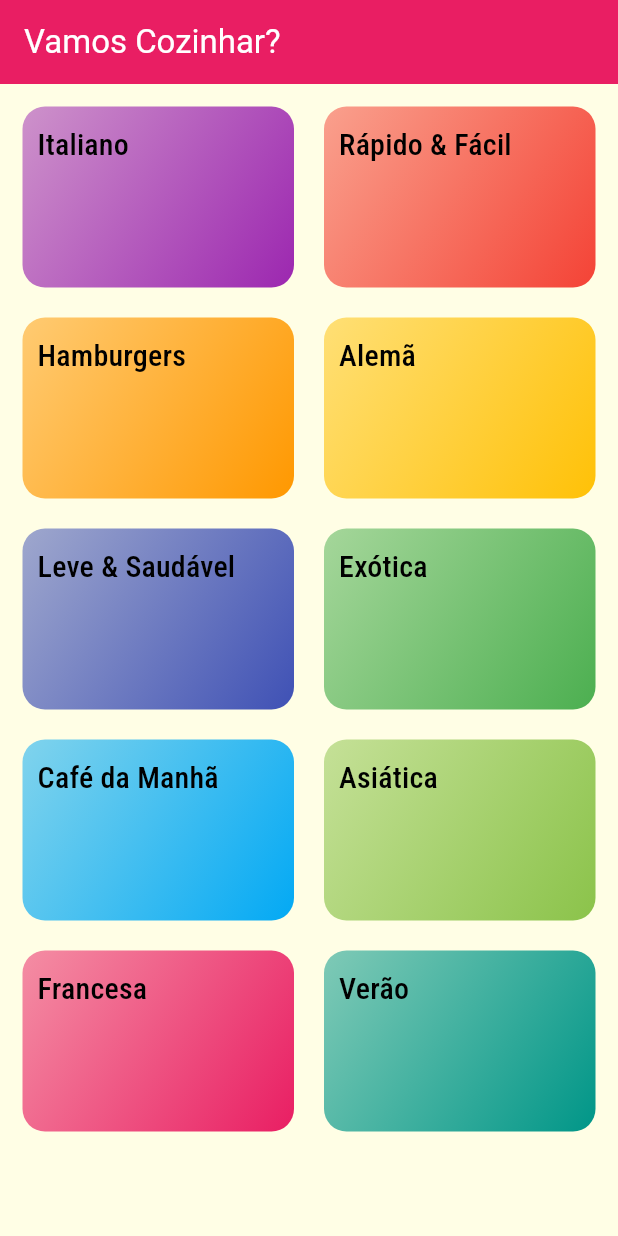
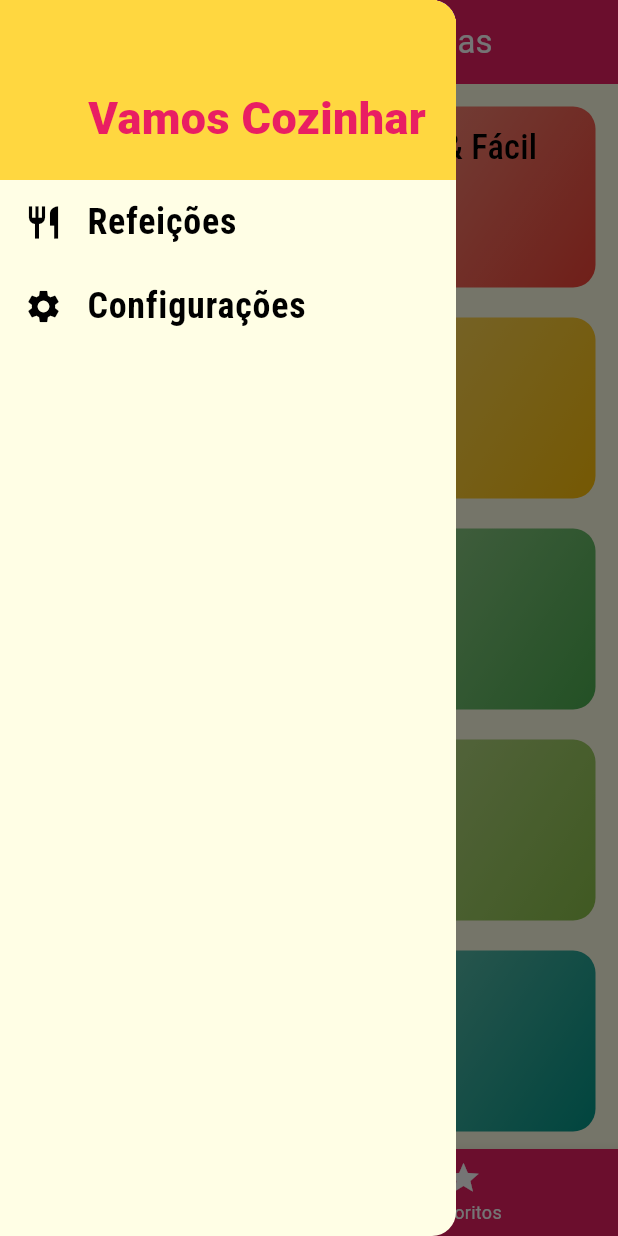
Before and after one commit to jGabrielrc98/foods, a Flutter app: the screen it shows after launch, with the side drawer open (before the commit the screen has no drawer), on a phone screen of 412 x 824 dp. Run offline on Flutter 3.47's test engine with Material 3 defaults, Android fonts, the phone set to English and light mode, and no system bars.

Commit message:
Novas implementações e diferentes modos de navegação

```diff
--- /dev/null
+++ b/lib/components/main_drawer.dart
@@ -0,0 +1,55 @@
+import 'package:flutter/material.dart';
+import 'package:foods/utils/app_routes.dart';
+
+class MainDrawer extends StatelessWidget {
+  Widget _createItem(IconData icon, String label, void Function() onTap) {
+    return ListTile(
+      leading: Icon(icon, size: 26, color: Colors.black),
+      title: Text(
+        label,
+        style: TextStyle(
+          fontFamily: 'RobotoCondensed',
+          fontSize: 24,
+          fontWeight: FontWeight.bold,
+          color: Colors.black,
+        ),
+      ),
+      onTap: onTap,
+    );
+  }
+
+  @override
+  Widget build(BuildContext context) {
+    return Drawer(
+      child: Column(
+        children: [
+          Container(
+            height: 120,
+            width: double.infinity,
+            padding: EdgeInsets.all(20),
+            color: Colors.amberAccent,
+            alignment: Alignment.bottomRight,
+            child: Text(
+              'Vamos Cozinhar',
+              style: TextStyle(
+                fontWeight: FontWeight.w900,
+                fontSize: 30,
+                color: Theme.of(context).primaryColor,
+              ),
+            ),
+          ),
+          _createItem(
+            Icons.restaurant,
+            'Refeições',
+            () => Navigator.of(context).pushNamed(AppRoutes.HOME),
+          ),
+          _createItem(
+            Icons.settings,
+            'Configurações',
+            () => Navigator.of(context).pushNamed(AppRoutes.SETTINGS),
+          ),
+        ],
+      ),
+    );
+  }
+}
--- a/lib/main.dart
+++ b/lib/main.dart
@@ -1,7 +1,9 @@
 import 'package:flutter/material.dart';
 import 'package:foods/screens/categories_meals_screen.dart';
 import 'package:foods/utils/app_routes.dart';
-import 'screens/categories_screen.dart';
+import 'screens/settings_screen.dart';
+import 'screens/meal_details.dart';
+import 'screens/tabs_screen.dart';
 
 void main() => runApp(MyApp());
 
@@ -9,12 +11,13 @@ class MyApp extends StatelessWidget {
   @override
   Widget build(BuildContext context) {
     return MaterialApp(
+      debugShowCheckedModeBanner: false,
       title: 'DeliMeals',
       theme: ThemeData(
         colorScheme: ColorScheme(
           brightness: Brightness.light,
           primary: Colors.pink,
-          onPrimary: const Color.fromARGB(255, 255, 248, 224),
+          onPrimary: const Color.fromARGB(255, 255, 255, 255),
           secondary: Colors.amber,
           onSecondary: const Color.fromARGB(255, 255, 255, 255),
           error: Colors.red,
@@ -26,14 +29,16 @@ class MyApp extends StatelessWidget {
         textTheme: ThemeData.light().textTheme.copyWith(
           titleMedium: TextStyle(
             color: const Color.fromARGB(255, 0, 0, 0),
-            fontSize: 20,
+            fontSize: 23,
             fontFamily: 'RobotoCondensed',
           ),
         ),
       ),
       routes: {
-        AppRoutes.HOME: (ctx) => CategoriesScreen(),
+        AppRoutes.HOME: (ctx) => TabsScreen(),
         AppRoutes.CATEGORIES_MEALS: (ctx) => CategoriesMealsScreen(),
+        AppRoutes.MEALS_DETAILS: (ctx) => MealDetailScreen(),
+        AppRoutes.SETTINGS: (ctx) => SettingsScreen(),
       },
     );
   }
--- a/lib/screens/categories_meals_screen.dart
+++ b/lib/screens/categories_meals_screen.dart
@@ -3,6 +3,7 @@ import 'package:foods/models/meal.dart';
 
 import '../models/category.dart';
 import '../data/dummy.data.dart';
+import '../components/meal.item.dart';
 
 class CategoriesMealsScreen extends StatelessWidget {
   @override
@@ -19,7 +20,7 @@ class CategoriesMealsScreen extends StatelessWidget {
       body: ListView.builder(
         itemCount: categoryMeals.length,
         itemBuilder: (ctx, index) {
-          return Text(categoryMeals[index].title);
+          return MealItem(categoryMeals[index]);
         },
       ),
     );
--- a/lib/screens/categories_screen.dart
+++ b/lib/screens/categories_screen.dart
@@ -6,12 +6,7 @@ import '../data/dummy.data.dart';
 class CategoriesScreen extends StatelessWidget {
   @override
   Widget build(BuildContext context) {
-    return Scaffold(
-      appBar: AppBar(
-        backgroundColor: Colors.pink,
-        title: Text('Vamos Cozinhar?'),
-      ),
-      body: GridView(
+    return GridView(
       padding: const EdgeInsets.all(15),
       gridDelegate: SliverGridDelegateWithMaxCrossAxisExtent(
         maxCrossAxisExtent: 200,
@@ -23,7 +18,6 @@ class CategoriesScreen extends StatelessWidget {
           DUMMY_CATEGORIES.map((cat) {
             return CategoryItem(cat);
           }).toList(),
-      ),
     );
   }
 }
--- /dev/null
+++ b/lib/screens/favorite_screen.dart
@@ -0,0 +1,8 @@
+import 'package:flutter/material.dart';
+
+class FavoriteScreen extends StatelessWidget {
+  @override
+  Widget build(BuildContext context) {
+    return Center(child: Text('Minhas Refeições Favoritas'));
+  }
+}
--- /dev/null
+++ b/lib/screens/settings_screen.dart
@@ -0,0 +1,16 @@
+import 'package:flutter/material.dart';
+import 'package:foods/components/main_drawer.dart';
+
+class SettingsScreen extends StatelessWidget {
+  @override
+  Widget build(BuildContext context) {
+    return Scaffold(
+      appBar: AppBar(
+        backgroundColor: Colors.pink,
+        title: Text('Configurações'),
+      ),
+      drawer: MainDrawer(),
+      body: Center(child: Text('Configurações')),
+    );
+  }
+}
--- /dev/null
+++ b/lib/screens/tabs_screen.dart
@@ -0,0 +1,57 @@
+import 'package:flutter/material.dart';
+import 'package:foods/screens/categories_screen.dart';
+import 'package:foods/screens/favorite_screen.dart';
+import '../components/main_drawer.dart';
+
+class TabsScreen extends StatefulWidget {
+  @override
+  State<TabsScreen> createState() => _TabsScreenState();
+}
+
+class _TabsScreenState extends State<TabsScreen> {
+  int _selectedScreenIndex = 0;
+  final List<Map<String, Object>> _screens = [
+    {'title': 'Lista de Categorias', 'screen': CategoriesScreen()},
+    {'title': 'Meus Favoritos', 'screen': FavoriteScreen()},
+  ];
+
+  _selectScreen(int index) {
+    setState(() {
+      _selectedScreenIndex = index;
+    });
+  }
+
+  @override
+  Widget build(BuildContext context) {
+    return Scaffold(
+      appBar: AppBar(
+        backgroundColor: Colors.pink,
+        title: Center(
+          child: Text(_screens[_selectedScreenIndex]['title'] as String),
+        ),
+      ),
+      drawer: MainDrawer(),
+
+      body: _screens[_selectedScreenIndex]['screen'] as Widget,
+      bottomNavigationBar: BottomNavigationBar(
+        onTap: _selectScreen,
+        backgroundColor: Theme.of(context).primaryColor,
+        unselectedItemColor: Colors.white,
+        selectedItemColor: Colors.amberAccent,
+        currentIndex: _selectedScreenIndex,
+        items: [
+          BottomNavigationBarItem(
+            backgroundColor: Theme.of(context).primaryColor,
+            icon: Icon(Icons.category),
+            label: 'Categorias',
+          ),
+          BottomNavigationBarItem(
+            backgroundColor: Theme.of(context).primaryColor,
+            icon: Icon(Icons.star),
+            label: 'Favoritos',
+          ),
+        ],
+      ),
+    );
+  }
+}
--- a/lib/utils/app_routes.dart
+++ b/lib/utils/app_routes.dart
@@ -1,4 +1,6 @@
 class AppRoutes {
   static const HOME = '/';
   static const CATEGORIES_MEALS = '/categories-meals';
+  static const MEALS_DETAILS = '/meals_details';
+  static const SETTINGS = '/settings';
 }
```
Also changed, not shown: lib/components/meal.item.dart (added, +91 -0 lines), lib/models/meal.dart (+29 -0 lines), lib/screens/meal_details.dart (added, +83 -0 lines). Lines whose indentation alone changed are shown as unchanged.
